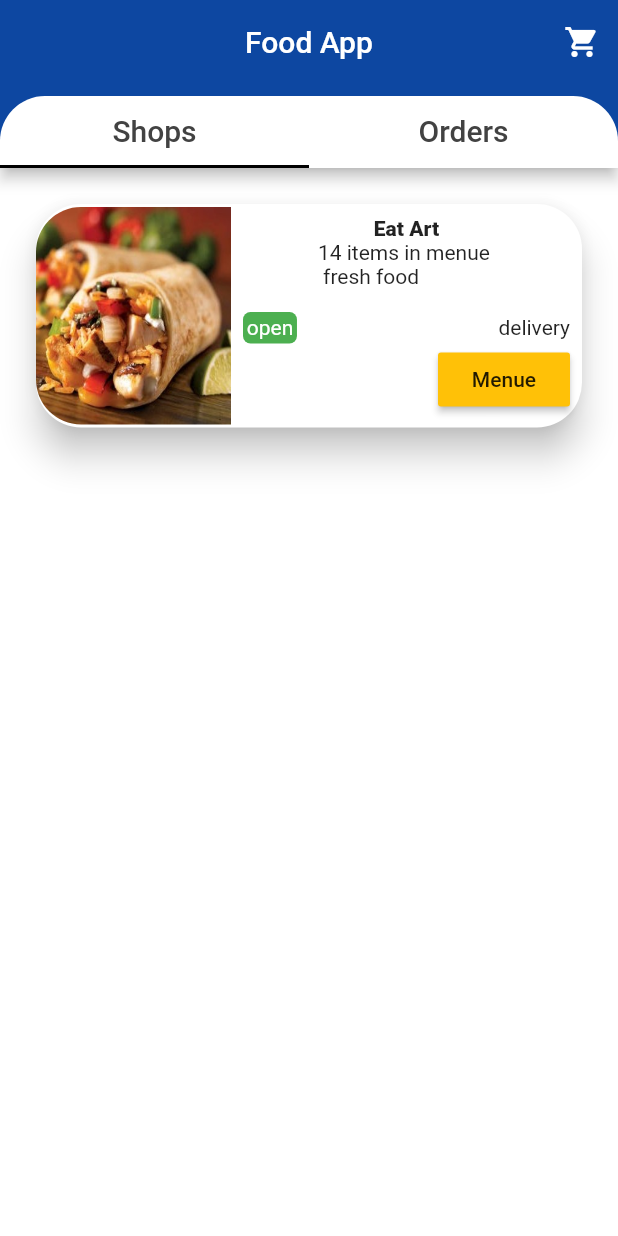
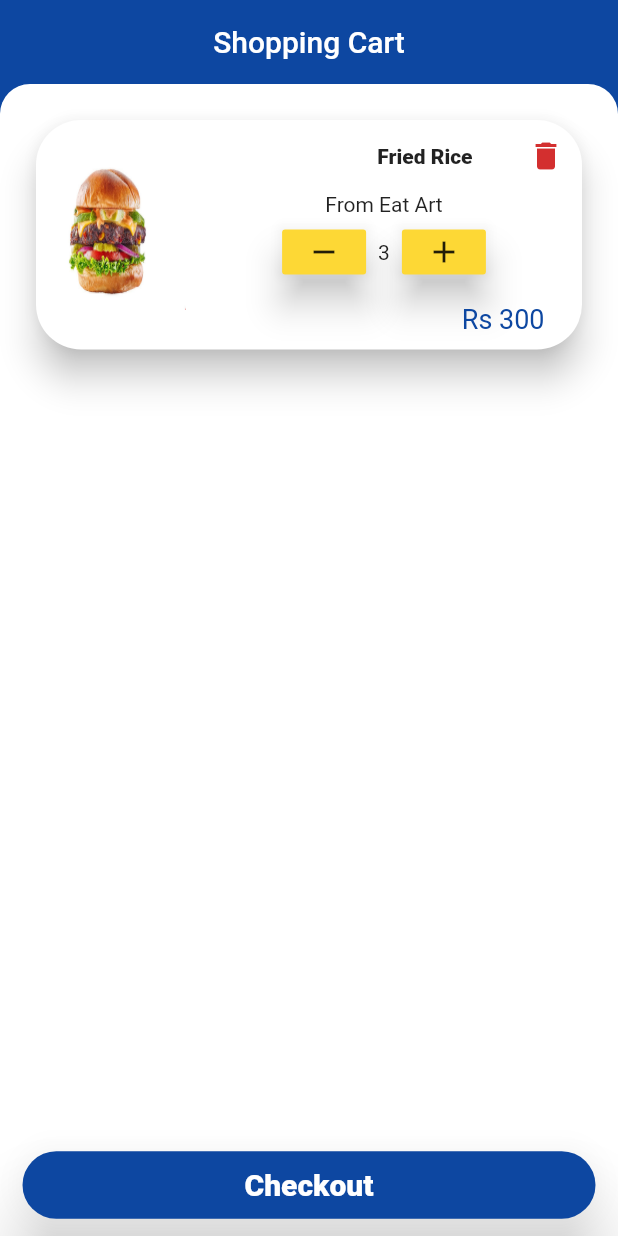
Before and after one commit to ThiwankaShan/Food_app_flutter, a Flutter app: the screen it shows after launch, on a phone screen of 412 x 824 dp. Run offline on Flutter 3.47's test engine with Material 2 defaults, Android fonts, the phone set to English and light mode, and no system bars; our stand-ins replace font_awesome_flutter; missing offline and left inert: tabbar.

Commit message:
added styling to cart and menue screens

```diff
--- a/lib/Customer/CustomerHome.dart
+++ b/lib/Customer/CustomerHome.dart
@@ -1,6 +1,11 @@
 import 'package:flutter/material.dart';
 
-class CustomerHome extends StatelessWidget {
+class CustomerHome extends StatefulWidget {
+  @override
+  _CustomerHomeState createState() => _CustomerHomeState();
+}
+
+class _CustomerHomeState extends State<CustomerHome> {
   @override
   Widget build(BuildContext context) {
     return MaterialApp(
--- /dev/null
+++ b/lib/Customer/ShoppingCart.dart
@@ -0,0 +1,221 @@
+import 'package:flutter/material.dart';
+
+class ShoppingCart extends StatefulWidget {
+  @override
+  _ShoppingCartState createState() => _ShoppingCartState();
+}
+
+class _ShoppingCartState extends State<ShoppingCart> {
+  final primaryColor = Color.fromRGBO(13, 71, 161, 1);
+  final fontColor = Colors.grey[800];
+  final secondryColor = Color.fromRGBO(253, 216, 53, 1);
+  @override
+  Widget build(BuildContext context) {
+    return MaterialApp(
+        home: Scaffold(
+            appBar: AppBar(
+              elevation: 0.0,
+              title: Text('Shopping Cart'),
+              backgroundColor: primaryColor,
+              centerTitle: true,
+            ),
+            body: Container(
+              color: primaryColor,
+              child: Material(
+                borderRadius: BorderRadius.only(
+                    topLeft: Radius.circular(20.0),
+                    topRight: Radius.circular(20.0)),
+                color: Colors.white,
+                child: Container(
+                    padding: EdgeInsets.fromLTRB(0.0, 20.0, 0.0, 0.0),
+                    child: Column(
+                      children: <Widget>[
+                        Expanded(
+                          child: Stack(children: [
+                            Container(
+                              color: Colors.white,
+                              child: ListView(
+                                  scrollDirection: Axis.vertical,
+                                  padding:
+                                      EdgeInsets.symmetric(horizontal: 20.0),
+                                  children: <Widget>[
+                                    Container(
+                                      child: Card(
+                                        shape: RoundedRectangleBorder(
+                                            borderRadius:
+                                                BorderRadius.circular(30.0)),
+                                        elevation: 10.0,
+                                        child: Row(
+                                          children: <Widget>[
+                                            Column(
+                                              children: <Widget>[
+                                                Container(
+                                                    width: 100.0,
+                                                    height: 100.0,
+                                                    decoration: BoxDecoration(
+                                                      borderRadius:
+                                                          BorderRadius.only(
+                                                        topLeft:
+                                                            Radius.circular(30),
+                                                        bottomLeft:
+                                                            Radius.circular(30),
+                                                      ),
+                                                      shape: BoxShape.rectangle,
+                                                      image: DecorationImage(
+                                                        fit: BoxFit.fill,
+                                                        image: AssetImage(
+                                                            'images/burger.jpg'),
+                                                      ),
+                                                    ))
+                                              ],
+                                            ),
+                                            Expanded(
+                                              child: Column(
+                                                children: <Widget>[
+                                                  Row(
+                                                    mainAxisAlignment:
+                                                        MainAxisAlignment.end,
+                                                    children: <Widget>[
+                                                      Text(
+                                                        'Fried Rice',
+                                                        style: TextStyle(
+                                                            fontWeight:
+                                                                FontWeight
+                                                                    .w800),
+                                                      ),
+                                                      Container(
+                                                        margin:
+                                                            EdgeInsets.fromLTRB(
+                                                                25.0,
+                                                                0.0,
+                                                                0.0,
+                                                                0.0),
+                                                        child: IconButton(
+                                                            icon: Icon(
+                                                                Icons.delete),
+                                                            color:
+                                                                Colors.red[700],
+                                                            onPressed: () {}),
+                                                      ),
+                                                    ],
+                                                  ),
+                                                  Row(
+                                                    mainAxisAlignment:
+                                                        MainAxisAlignment
+                                                            .center,
+                                                    children: <Widget>[
+                                                      Text('From Eat Art')
+                                                    ],
+                                                  ),
+                                                  Row(
+                                                    mainAxisAlignment:
+                                                        MainAxisAlignment
+                                                            .center,
+                                                    children: <Widget>[
+                                                      Column(
+                                                        children: <Widget>[
+                                                          ButtonTheme(
+                                                            buttonColor:
+                                                                secondryColor,
+                                                            minWidth: 30.0,
+                                                            height: 30.0,
+                                                            child: RaisedButton(
+                                                                elevation: 10.0,
+                                                                child: Icon(Icons
+                                                                    .remove),
+                                                                onPressed:
+                                                                    () {}),
+                                                          ),
+                                                        ],
+                                                      ),
+                                                      Padding(
+                                                        padding:
+                                                            const EdgeInsets
+                                                                .all(8.0),
+                                                        child: Column(
+                                                          children: <Widget>[
+                                                            Text('3'),
+                                                          ],
+                                                        ),
+                                                      ),
+                                                      Column(
+                                                        children: <Widget>[
+                                                          ButtonTheme(
+                                                            buttonColor:
+                                                                secondryColor,
+                                                            minWidth: 30.0,
+                                                            height: 30.0,
+                                                            child: RaisedButton(
+                                                                elevation: 10.0,
+                                                                child: Icon(
+                                                                    Icons.add),
+                                                                onPressed:
+                                                                    () {}),
+                                                          ),
+                                                        ],
+                                                      )
+                                                    ],
+                                                  ),
+                                                  Row(
+                                                    mainAxisAlignment:
+                                                        MainAxisAlignment.end,
+                                                    children: <Widget>[
+                                                      Container(
+                                                          margin: EdgeInsets
+                                                              .fromLTRB(
+                                                                  0.0,
+                                                                  10.0,
+                                                                  25.0,
+                                                                  10.0),
+                                                          child: Text(
+                                                            'Rs 300',
+                                                            style: TextStyle(
+                                                                fontSize: 18.0,
+                                                                color:
+                                                                    primaryColor),
+                                                          ))
+                                                    ],
+                                                  ),
+                                                ],
+                                              ),
+                                            )
+                                          ],
+                                        ),
+                                      ),
+                                    ),
+                                  ]),
+                            ),
+                          ]),
+                        ),
+                        ButtonTheme(
+                          height: 45.0,
+                          child: Container(
+                            margin: EdgeInsets.fromLTRB(15.0, 0.0, 15.0, 10.0),
+                            child: RaisedButton(
+                                elevation: 20.0,
+                                shape: RoundedRectangleBorder(
+                                  borderRadius: BorderRadius.circular(30.0),
+                                ),
+                                color: primaryColor,
+                                child: Row(
+                                  mainAxisAlignment: MainAxisAlignment.center,
+                                  children: [
+                                    Text(
+                                      'Checkout',
+                                      style: TextStyle(
+                                        color: Colors.white,
+                                        fontSize: 20.0,
+                                        fontWeight: FontWeight.w900,
+                                      ),
+                                    )
+                                  ],
+                                ),
+                                onPressed: () {}),
+                          ),
+                        )
+                      ],
+                    )),
+              ),
+            )));
+  }
+}
--- a/lib/main.dart
+++ b/lib/main.dart
@@ -1,5 +1,7 @@
 import 'package:flutter/material.dart';
 import 'package:food_app_frontend/Customer/CustomerHome.dart';
+import 'package:food_app_frontend/Customer/MenueList.dart';
+import 'package:food_app_frontend/Customer/ShoppingCart.dart';
 import 'package:food_app_frontend/wrapper.dart';
 
 void main() {
@@ -10,6 +12,6 @@ class MyApp extends StatelessWidget {
   // This widget is the root of your application.
   @override
   Widget build(BuildContext context) {
-    return Wrapper();
+    return ShoppingCart();
   }
 }
```
Also changed, not shown: lib/Customer/MenueList.dart (added, +166 -0 lines), images/burger.jpg (added).
